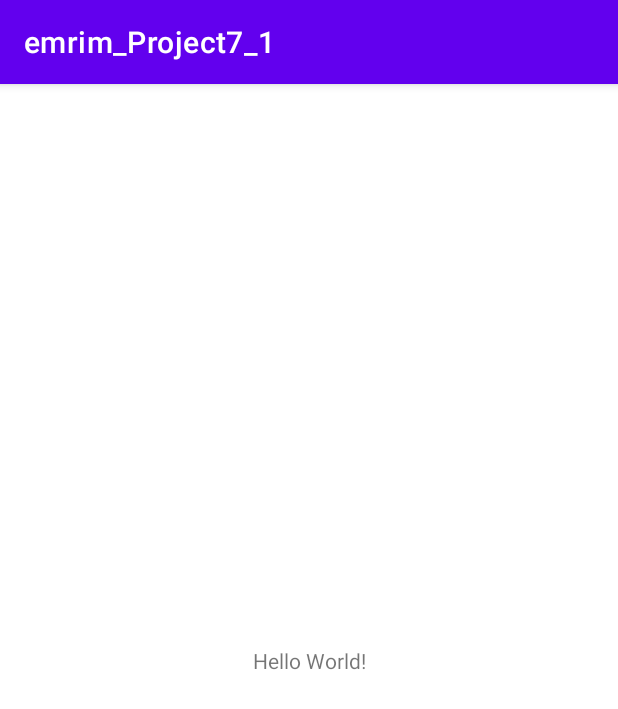
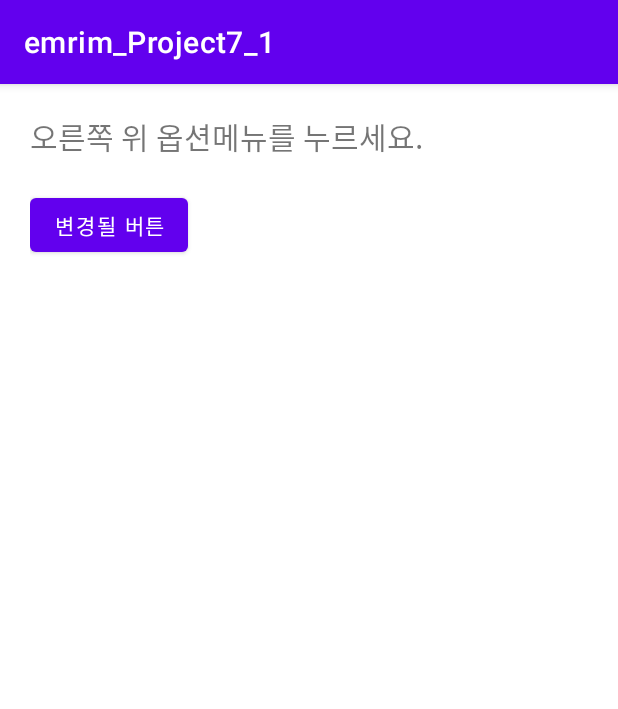
Before and after one commit to gimayeong/emrim_Project7_1, an Android app: the screen it shows after launch (MainActivity), on a phone screen of 412 x 824 dp. Shown: the top 709 px of the screen. Run offline under Robolectric (Android 15) with nearby library versions, the phone set to English and light mode, and no system bars.

Commit message:
Edit activity_main.xml Commit

```diff
--- a/app/src/main/res/layout/activity_main.xml
+++ b/app/src/main/res/layout/activity_main.xml
@@ -1,18 +1,25 @@
 <?xml version="1.0" encoding="utf-8"?>
-<androidx.constraintlayout.widget.ConstraintLayout xmlns:android="http://schemas.android.com/apk/res/android"
+<LinearLayout xmlns:android="http://schemas.android.com/apk/res/android"
     xmlns:app="http://schemas.android.com/apk/res-auto"
     xmlns:tools="http://schemas.android.com/tools"
     android:layout_width="match_parent"
     android:layout_height="match_parent"
+    android:orientation="vertical"
+    android:padding="20dp"
+    android:layout_gravity="center_horizontal"
     tools:context=".MainActivity">
 
     <TextView
         android:layout_width="wrap_content"
         android:layout_height="wrap_content"
-        android:text="Hello World!"
-        app:layout_constraintBottom_toBottomOf="parent"
-        app:layout_constraintLeft_toLeftOf="parent"
-        app:layout_constraintRight_toRightOf="parent"
-        app:layout_constraintTop_toTopOf="parent" />
+        android:textSize="20sp"
+        android:text="@string/text1"
+       />
+    <Button
+        android:id="@+id/btn1"
+        android:layout_width="wrap_content"
+        android:layout_height="wrap_content"
+        android:layout_marginTop="20dp"
+        android:text="@string/btn1"/>
 
-</androidx.constraintlayout.widget.ConstraintLayout>
+</LinearLayout>
--- a/app/src/main/res/values/strings.xml
+++ b/app/src/main/res/values/strings.xml
@@ -1,3 +1,5 @@
 <resources>
     <string name="app_name">emrim_Project7_1</string>
+    <string name="text1">오른쪽 위 옵션메뉴를 누르세요.</string>
+    <string name="btn1">변경될 버튼</string>
 </resources>
```
